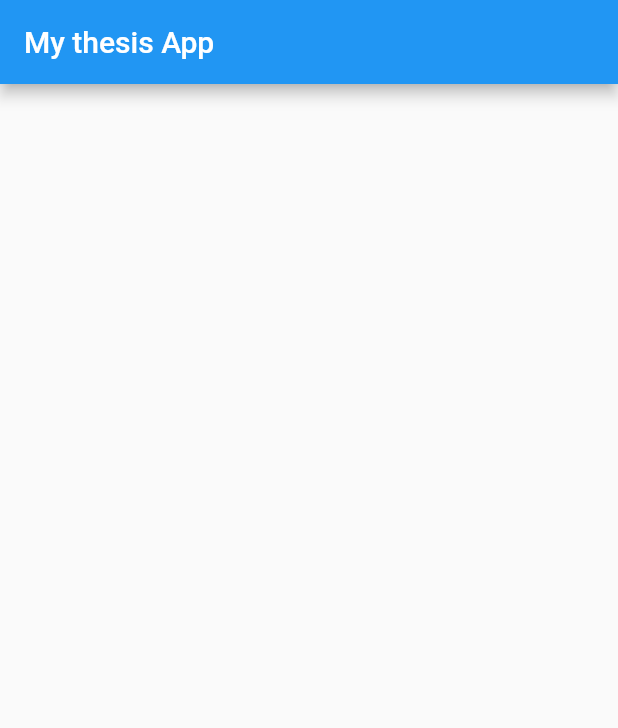
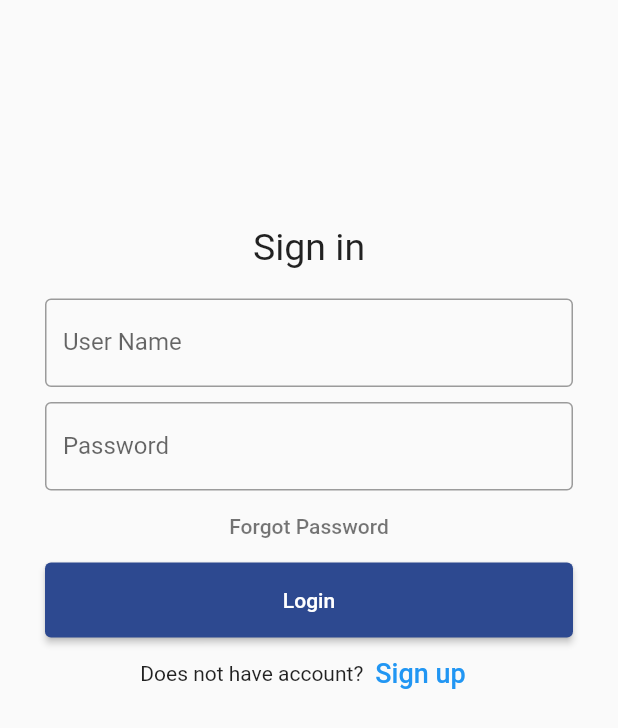
Before and after one commit to quinton2k/english-learning-for-children, a Flutter app: the screen it shows after launch, on a phone screen of 412 x 824 dp. Shown: the top 728 px of the screen. Run offline on Flutter 3.47's test engine with Material 2 defaults, Android fonts, the phone set to English and light mode, and no system bars.

Commit message:
login page UI

```diff
--- /dev/null
+++ b/lib/login.dart
@@ -0,0 +1,94 @@
+import 'package:flutter/material.dart';
+
+class Login extends StatefulWidget {
+  const Login({Key? key}) : super(key: key);
+
+  @override
+  State<Login> createState() => _LoginState();
+}
+
+class _LoginState extends State<Login> {
+  TextEditingController usernameController = TextEditingController();
+  TextEditingController passwordController = TextEditingController();
+  @override
+  Widget build(BuildContext context) {
+    return Padding(
+      padding: const EdgeInsets.fromLTRB(20.0, 40.0, 20.0, 0.0),
+      child: ListView(
+        children: [
+          Container(
+            alignment: Alignment.center,
+            padding: const EdgeInsets.all(50.0),
+          ),
+          Container(
+            alignment: Alignment.center,
+            padding: const EdgeInsets.all(10.0),
+            child: const Text(
+              'Sign in',
+              style: TextStyle(fontSize: 25.0),
+            ),
+          ),
+          Container(
+            padding: const EdgeInsets.all(10.0),
+            child: TextField(
+              controller: usernameController,
+              decoration: const InputDecoration(
+                border: OutlineInputBorder(),
+                labelText: 'User Name',
+              ),
+            ),
+          ),
+          Container(
+            padding: const EdgeInsets.fromLTRB(10.0, 0.0, 10.0, 0.0),
+            child: TextField(
+              obscureText: true,
+              controller: passwordController,
+              decoration: const InputDecoration(
+                border: OutlineInputBorder(),
+                labelText: 'Password',
+              ),
+            ),
+          ),
+          TextButton(
+            onPressed: () {
+              print('Quen password ne');
+            },
+            style: TextButton.styleFrom(
+              primary: Colors.black54,
+            ),
+            child: const Text('Forgot Password'),
+          ),
+          Container(
+            height: 50,
+            padding: const EdgeInsets.fromLTRB(10.0, 0.0, 10.0, 0.0),
+            child: ElevatedButton(
+              onPressed: () {
+                print(usernameController.text);
+                print(passwordController.text);
+              },
+              style: ElevatedButton.styleFrom(
+                primary: const Color(0xff2D4990),
+              ),
+              child: const Text('Login'),
+            ),
+          ),
+          Row(
+            mainAxisAlignment: MainAxisAlignment.center,
+            children: [
+              const Text('Does not have account?'),
+              TextButton(
+                onPressed: () {
+                  print('Di toi trang signup');
+                },
+                child: const Text(
+                  'Sign up',
+                  style: TextStyle(fontSize: 18),
+                ),
+              ),
+            ],
+          ),
+        ],
+      ),
+    );
+  }
+}
--- a/lib/main.dart
+++ b/lib/main.dart
@@ -1,12 +1,12 @@
 import 'package:flutter/material.dart';
+import 'package:learning_english/login.dart';
 
 void main() {
   return runApp(
-    MaterialApp(
+    const MaterialApp(
+      debugShowCheckedModeBanner: false,
       home: Scaffold(
-        appBar: AppBar(
-          title: const Text("My thesis App"),
-        ),
+        body: Login(),
       ),
     ),
   );
```
